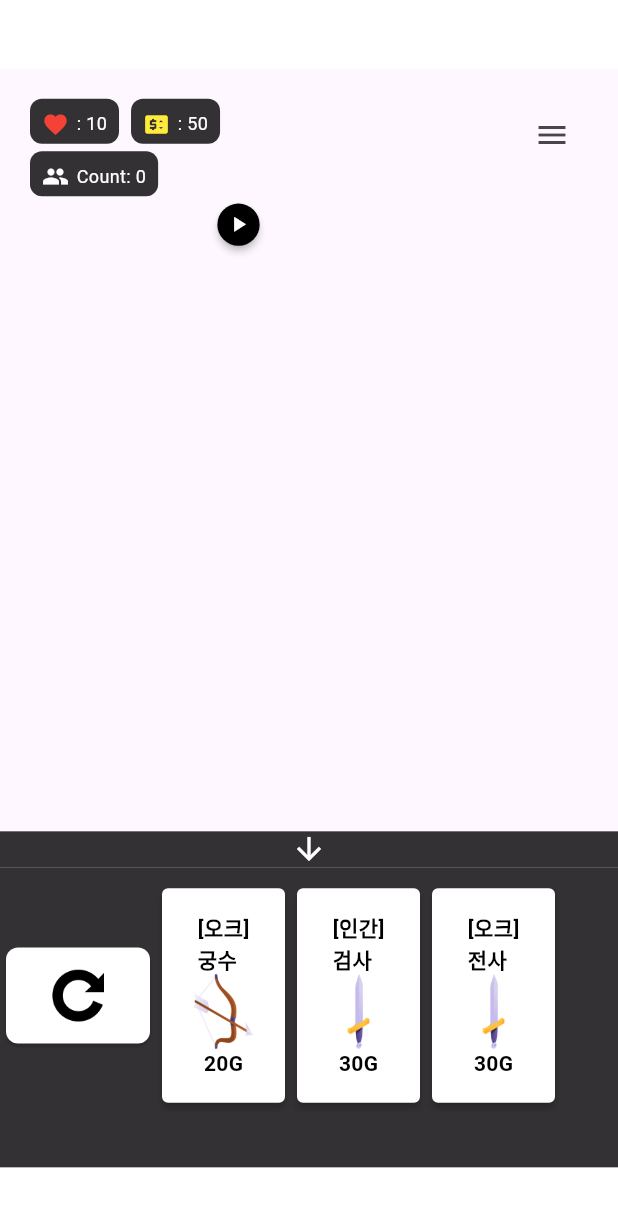
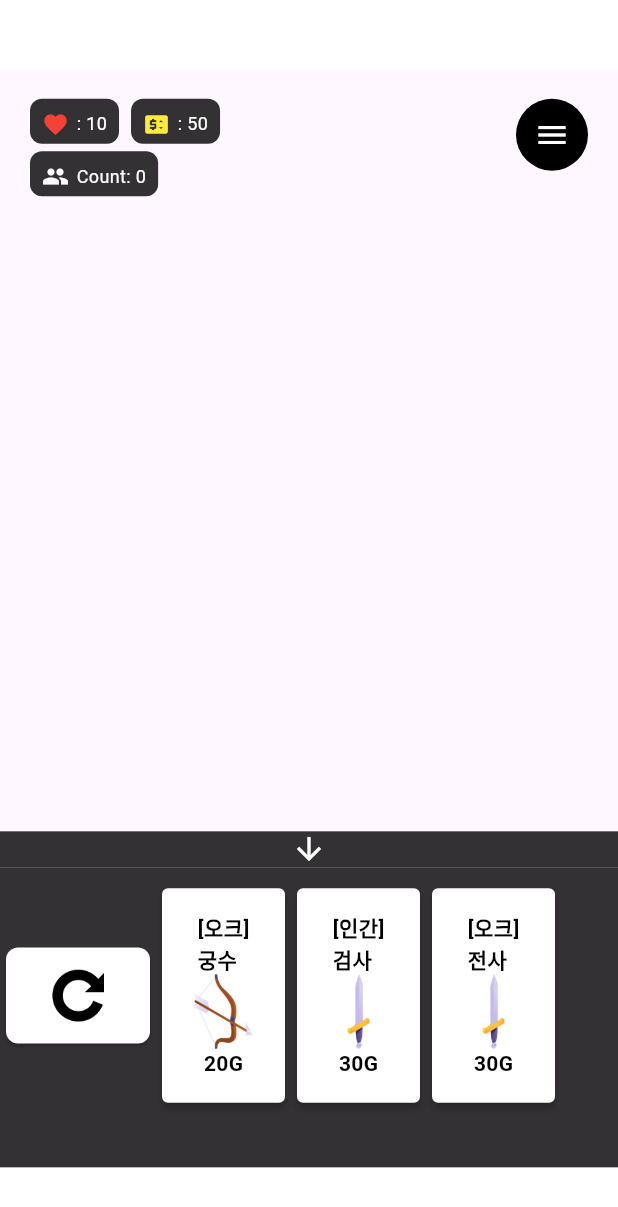
Before and after one commit to leechanwoo-kor/bonfire_defense, a Flutter app: the GameOverlay widget shown alone on an empty page, opened directly, on a phone screen of 412 x 824 dp. Shown: the top 1207 px of the screen. Run offline on Flutter 3.47's test engine with Material 3 defaults, Android fonts, the phone set to English and light mode, and no system bars; missing offline and left inert: bonfire, flame_audio.

Commit message:
:sparkles: Refactor game overlay layout and add StartButton widget

```diff
--- a/lib/screens/game.dart
+++ b/lib/screens/game.dart
@@ -5,6 +5,7 @@ import 'package:bonfire_defense/provider/game_config_provider.dart';
 import 'package:bonfire_defense/utils/game_config.dart';
 import 'package:bonfire_defense/utils/sensors/end_game_sensor.dart';
 import 'package:bonfire_defense/widgets/game_overlay.dart';
+import 'package:bonfire_defense/widgets/start_button.dart';
 import 'package:flutter/gestures.dart';
 import 'package:flutter/material.dart';
 import 'package:provider/provider.dart';
@@ -61,7 +62,10 @@ class _BonfireDefenseState extends State<BonfireDefense> {
         zoom: _currentZoom,
         initPosition: Vector2(mapWidth * 0.425, mapHeight),
       ),
-      components: [gameController],
+      components: [
+        gameController,
+        StartButton(position: config.enemyInitialPosition)
+      ],
     );
   }
 
--- a/lib/widgets/game_overlay.dart
+++ b/lib/widgets/game_overlay.dart
@@ -1,7 +1,6 @@
 import 'package:bonfire_defense/widgets/defender_selection_panel.dart';
 import 'package:bonfire_defense/widgets/game_menu.dart';
 import 'package:bonfire_defense/widgets/game_state_panel.dart';
-import 'package:bonfire_defense/widgets/start_button.dart';
 import 'package:flutter/material.dart';
 
 class GameOverlay extends StatelessWidget {
@@ -37,15 +36,18 @@ class GameOverlay extends StatelessWidget {
         Positioned(
           top: 20,
           right: 20,
-          child: IconButton(
-            icon: const Icon(Icons.menu),
-            onPressed: () {
-              showGameMenu(context);
-            },
+          child: Container(
+            decoration: const BoxDecoration(
+              color: Colors.black,
+              shape: BoxShape.circle,
+            ),
+            child: IconButton(
+              icon: const Icon(Icons.menu, color: Colors.white),
+              onPressed: () {
+                showGameMenu(context);
+              },
+            ),
           ),
-        ),
-        const StartButton(
-          position: Offset(135, 80),
         ),
       ],
     );
--- a/lib/widgets/start_button.dart
+++ b/lib/widgets/start_button.dart
@@ -1,79 +1,90 @@
+import 'package:bonfire/bonfire.dart';
 import 'package:flutter/material.dart';
 import 'package:provider/provider.dart';
 import 'package:bonfire_defense/provider/game_state_provider.dart';
 
-class StartButton extends StatefulWidget {
-  final Offset position;
+class StartButton extends GameDecoration with TapGesture {
+  late double _scale;
+  bool scalingUp = true;
+  final double minScale = 0.9;
+  final double maxScale = 1.0;
+  final double scaleStep = 0.002;
 
-  const StartButton({required this.position, super.key});
-
-  @override
-  _StartButtonState createState() => _StartButtonState();
-}
-
-class _StartButtonState extends State<StartButton>
-    with SingleTickerProviderStateMixin {
-  late AnimationController _controller;
-  late Animation<double> _animation;
-
-  @override
-  void initState() {
-    super.initState();
-    _controller = AnimationController(
-      duration: const Duration(milliseconds: 500), // 애니메이션 주기를 0.5초로 설정
-      vsync: this,
-    )..repeat(reverse: true);
-
-    _animation = Tween<double>(begin: 0.9, end: 1.1).animate(_controller);
+  StartButton({required Vector2 position})
+      : super(
+          position: Vector2(position.x - 4, position.y + 8),
+          size: Vector2.all(24),
+        ) {
+    _scale = minScale;
   }
 
   @override
-  void dispose() {
-    _controller.dispose();
-    super.dispose();
+  void render(Canvas canvas) {
+    final gameStateProvider = gameRef.context.read<GameStateProvider>();
+    if (gameStateProvider.state == GameState.waving) {
+      return;
+    }
+    super.render(canvas);
+
+    const icon = Icons.play_arrow;
+    final textPainter = TextPainter(
+      textDirection: TextDirection.ltr,
+    );
+
+    const iconSize = 18.0;
+    final textSpan = TextSpan(
+      text: String.fromCharCode(icon.codePoint),
+      style: TextStyle(
+        fontSize: iconSize,
+        fontFamily: icon.fontFamily,
+        color: Colors.black,
+      ),
+    );
+
+    final paint = Paint()..color = Colors.white;
+    double radius = (size.x / 2) * _scale;
+
+    canvas.save();
+    canvas.translate((size.x * (1 - _scale)) / 2, (size.y * (1 - _scale)) / 2);
+    canvas.scale(_scale);
+
+    canvas.drawCircle(Offset(size.x / 2, size.y / 2), radius, paint);
+
+    textPainter.text = textSpan;
+    textPainter.layout();
+    textPainter.paint(
+      canvas,
+      Offset(
+        (size.x - iconSize) / 2,
+        (size.y - iconSize) / 2,
+      ),
+    );
+
+    canvas.restore();
   }
 
   @override
-  Widget build(BuildContext context) {
-    return Selector<GameStateProvider, bool>(
-      selector: (_, state) => state.state == GameState.waving,
-      builder: (context, isWaving, __) {
-        if (isWaving) {
-          _controller.stop();
-          return const SizedBox.shrink();
-        } else {
-          _controller.repeat(reverse: true);
-          return Positioned(
-            top: widget.position.dy,
-            left: widget.position.dx,
-            child: AnimatedBuilder(
-              animation: _animation,
-              builder: (context, child) {
-                return Transform.scale(
-                  scale: _animation.value,
-                  child: RawMaterialButton(
-                    onPressed: () {
-                      Provider.of<GameStateProvider>(context, listen: false)
-                          .startGame();
-                    },
-                    fillColor: Colors.black,
-                    shape: const CircleBorder(),
-                    constraints: const BoxConstraints.tightFor(
-                      width: 30.0,
-                      height: 30.0,
-                    ),
-                    child: const Icon(
-                      Icons.play_arrow,
-                      color: Colors.white,
-                      size: 18.0,
-                    ),
-                  ),
-                );
-              },
-            ),
-          );
-        }
-      },
-    );
+  void update(double dt) {
+    super.update(dt);
+
+    if (scalingUp) {
+      _scale += scaleStep;
+      if (_scale >= maxScale) {
+        scalingUp = false;
+      }
+    } else {
+      _scale -= scaleStep;
+      if (_scale <= minScale) {
+        scalingUp = true;
+      }
+    }
+  }
+
+  @override
+  void onTap() {
+    final gameStateProvider = gameRef.context.read<GameStateProvider>();
+    if (gameStateProvider.state != GameState.waving) {
+      gameStateProvider.startGame();
+    }
   }
 }
```
